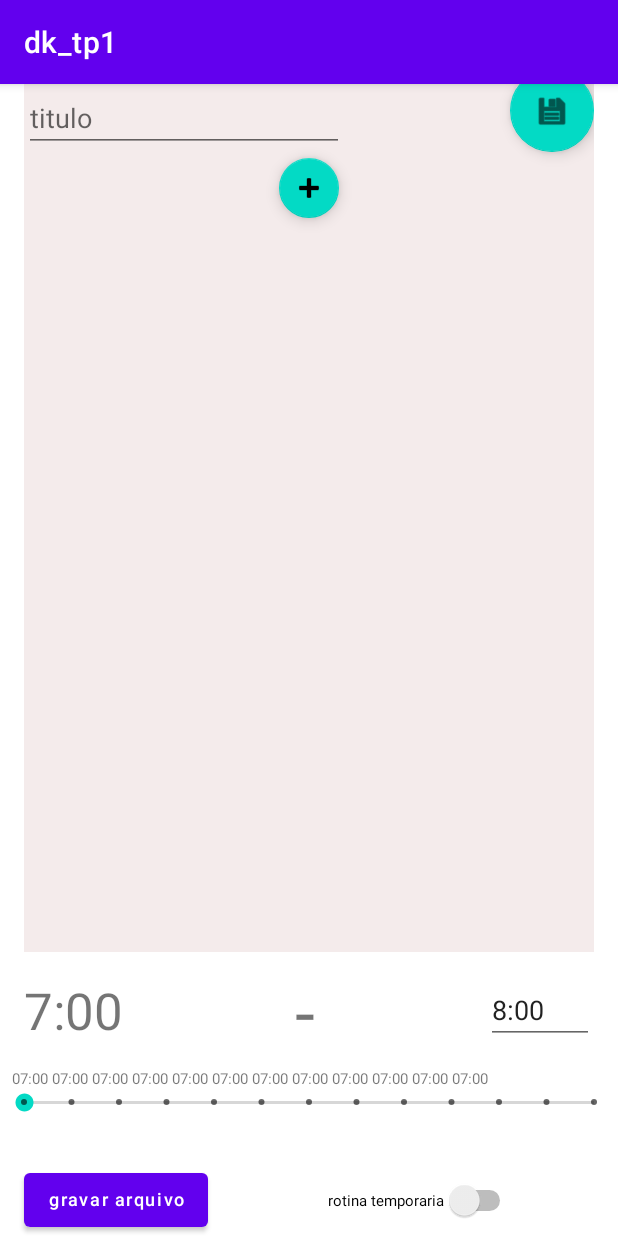
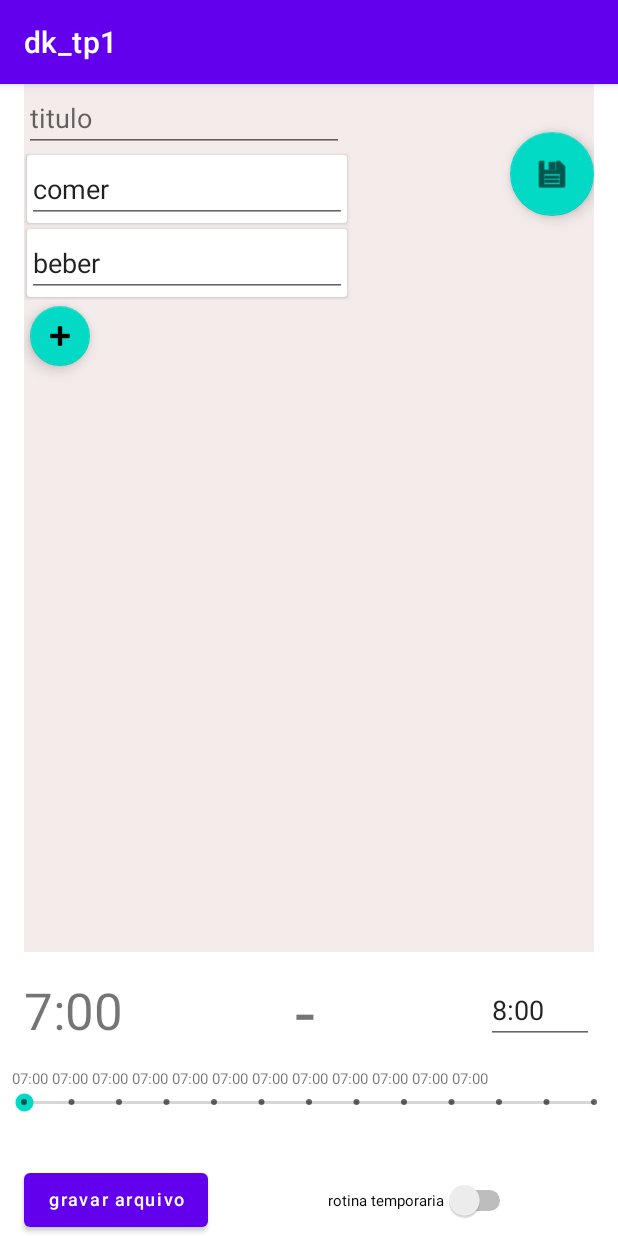
Before and after one commit to ecrseer/liner-routiner-androidkotlin, an Android app: the screen it shows after launch (MainActivity), on a phone screen of 412 x 824 dp. Run offline under Robolectric (Android 15) with nearby library versions, the phone set to English and light mode, and no system bars; our stand-ins replace Room's generated code.

Commit message:
rotina recycler

```diff
--- a/app/src/main/java/br/infnet/dk_tp1/domain/Modelos.kt
+++ b/app/src/main/java/br/infnet/dk_tp1/domain/Modelos.kt
@@ -34,3 +34,7 @@ data class HorarioAndTarefa(
     val tarefa:Tarefa
 
 )
+
+data class MicroTarefa(
+    val idMicroTarefa: Long,
+    val descricao: String)
--- a/app/src/main/java/br/infnet/dk_tp1/service/ModelosRepository.kt
+++ b/app/src/main/java/br/infnet/dk_tp1/service/ModelosRepository.kt
@@ -31,6 +31,10 @@ class HorarioAndTarefaRepository(
     fun getTodosHorariosAndTarefasLiveData():Flow<List<HorarioAndTarefa>>{
         return daoHorarioTarefa.getHorariosAndTarefas()
     }
+    suspend fun limparTarefa(tarefa:Tarefa): Int {
+        val tarefaLimpa = Tarefa(tarefa.idTarefa,"","",tarefa.horarioId)
+        return daoTarefa.editar(tarefaLimpa)
+    }
 
 }
 
--- a/app/src/main/java/br/infnet/dk_tp1/ui/main/MainFragment.kt
+++ b/app/src/main/java/br/infnet/dk_tp1/ui/main/MainFragment.kt
@@ -31,6 +31,7 @@ import br.infnet.dk_tp1.databinding.MainFragmentBinding
 import br.infnet.dk_tp1.service.HorarioAndTarefaRepository
 import androidx.lifecycle.Observer
 import br.infnet.dk_tp1.ui.dialogs.MeuDatePickerDialog
+import com.google.android.material.snackbar.Snackbar
 import kotlinx.coroutines.coroutineScope
 import java.io.File
 import java.io.FileOutputStream
@@ -100,13 +101,11 @@ class MainFragment : Fragment(), DatePickerDialog.OnDateSetListener {
     override fun onViewCreated(view: View, savedInstanceState: Bundle?) {
         super.onViewCreated(view, savedInstanceState)
 
-        val now = Calendar.getInstance().timeInMillis;
-
         binding.btnGravar.setOnClickListener {
             val arquivo = File(requireContext()
                 .getExternalFilesDir(Environment.DIRECTORY_DCIM),"rotina.txt" )
             viewModel.gravarRotinasEmArquivo(arquivo)
-
+            Snackbar.make(it,"Gravando sua rotina em ${arquivo.absolutePath}",Snackbar.LENGTH_LONG+4242).show()
         }
 
 
@@ -197,7 +196,6 @@ class MainFragment : Fragment(), DatePickerDialog.OnDateSetListener {
                 }
             }
         })
-        //viewModel = ViewModelProvider(this).get(MainViewModel::class.java)
         val viw = binding.root
         return viw
 
@@ -215,7 +213,10 @@ class MainFragment : Fragment(), DatePickerDialog.OnDateSetListener {
                 }
 
                 override fun onSwiped(viewHolder: RecyclerView.ViewHolder, direction: Int) {
-                    //todo deletar
+
+                    val supostoIdTarefa = viewHolder.adapterPosition+1
+                    viewModel.limparTarefa(supostoIdTarefa.toLong())
+
 
                 }
             }).attachToRecyclerView(it as RecyclerView)
--- /dev/null
+++ b/app/src/main/java/br/infnet/dk_tp1/ui/tarefa/MicroTarefasRecyclerViewAdapter.kt
@@ -0,0 +1,57 @@
+package br.infnet.dk_tp1.ui.tarefa
+
+import android.view.LayoutInflater
+import android.view.ViewGroup
+import android.widget.EditText
+import android.widget.TextView
+import androidx.recyclerview.widget.RecyclerView
+import br.infnet.dk_tp1.databinding.MicrotarefaItemFragmentBinding
+import br.infnet.dk_tp1.domain.MicroTarefa
+
+class MicroTarefasRecyclerViewAdapter(
+    private var listaMicrotarefas: List<MicroTarefa>,
+    val funcaoParaClic:(Int)->Unit
+) : RecyclerView.Adapter<MicroTarefasRecyclerViewAdapter.ViewHolder>() {
+
+    fun mudarLista(novaListaMicrotarefas: List<MicroTarefa>){
+        listaMicrotarefas = novaListaMicrotarefas
+        notifyDataSetChanged()
+    }
+
+
+    override fun onCreateViewHolder(parent: ViewGroup, viewType: Int): ViewHolder {
+        val minhaBindingView = MicrotarefaItemFragmentBinding.inflate(
+            LayoutInflater.from(parent.context),
+            parent,
+            false)
+
+        val microtarefaViewHolder = ViewHolder(minhaBindingView,funcaoParaClic)
+
+        return microtarefaViewHolder
+
+    }
+
+
+    override fun onBindViewHolder(holder: ViewHolder, position: Int) {
+        val item = listaMicrotarefas[position]
+        holder.descricao.setText( item.descricao)
+
+    }
+
+    override fun getItemCount(): Int = listaMicrotarefas.size
+
+    inner class ViewHolder(binding: MicrotarefaItemFragmentBinding,funcaoDeClic:(Int)->Unit ) : RecyclerView.ViewHolder(binding.root) {
+        val descricao: EditText = binding.microtarefaDescricao
+        /*val fundo: FrameLayout = binding.itemImgContainer
+
+        init{
+            fundo.setOnClickListener {
+                funcaoDeClic(bindingAdapterPosition)
+            }*/
+        }
+
+        override fun toString(): String {
+            return super.toString() + " '"
+        }
+
+    }
--- a/app/src/main/java/br/infnet/dk_tp1/ui/tarefa/TarefaFragment.kt
+++ b/app/src/main/java/br/infnet/dk_tp1/ui/tarefa/TarefaFragment.kt
@@ -55,6 +55,7 @@ class TarefaFragment : Fragment() {
                 binding.txtTitulo.setText(it.nome)
             }
         })
+
         viewModel.status.observe(viewLifecycleOwner, Observer {
             it?.let{
                 println("--> $it")
@@ -77,12 +78,22 @@ class TarefaFragment : Fragment() {
 
     override fun onViewCreated(view: View, savedInstanceState: Bundle?) {
         super.onViewCreated(view, savedInstanceState)
+        viewModel.microTarefas.observe(viewLifecycleOwner, Observer {
+            it?.let{
+                with (binding.recyclerTodos){
+                    adapter = MicroTarefasRecyclerViewAdapter(it,{nmber->nmber})
+                }
+            }
+        })
 
         binding.fabSalvarTarefa.setOnClickListener {
             binding.txtTitulo?.text?.toString()?.let{
-                //viewModel.editarTarefa(it)
+
                 viewModel.editarTarefa(it)
             }
+        }
+        binding.fabAdicionaTodo.setOnClickListener{
+            viewModel.adicionarMicrotarefa()
         }
 
     }
--- a/app/src/main/java/br/infnet/dk_tp1/ui/tarefa/TarefaViewModel.kt
+++ b/app/src/main/java/br/infnet/dk_tp1/ui/tarefa/TarefaViewModel.kt
@@ -1,8 +1,8 @@
 package br.infnet.dk_tp1.ui.tarefa
 
 import androidx.lifecycle.*
+import br.infnet.dk_tp1.domain.MicroTarefa
 import br.infnet.dk_tp1.domain.Tarefa
-import br.infnet.dk_tp1.service.MeuAsyncTasker
 import br.infnet.dk_tp1.service.TarefaRepository
 import kotlinx.coroutines.launch
 
@@ -13,12 +13,17 @@ class TarefaViewModel(private val tarefaRepository: TarefaRepository,private val
             //tarefa.postValue(tarefaRepository.getTarefaById(idTarefa))
     val status=MutableLiveData<String>().apply{value=""}
 
-    val microTarefas = MutableLiveData<List<Tarefa>>(
+    val microTarefas = MutableLiveData<MutableList<MicroTarefa>>(
         mutableListOf(
-            Tarefa(1, "comer", "", 1),
-            Tarefa(2, "beber", "", 2)
+            MicroTarefa(1L, "comer"),
+            MicroTarefa(2L, "beber")
         )
     )
+    fun adicionarMicrotarefa(){
+        val novalista = microTarefas.value
+            novalista?.add(MicroTarefa(1L, ""))
+        microTarefas.postValue(novalista!!)
+    }
 
     fun editarTarefa(novoTitulo:String){
         tarefa.value?.let{
--- /dev/null
+++ b/app/src/main/res/layout/microtarefa_item_fragment.xml
@@ -0,0 +1,17 @@
+<?xml version="1.0" encoding="utf-8"?>
+<androidx.cardview.widget.CardView xmlns:android="http://schemas.android.com/apk/res/android"
+    xmlns:app="http://schemas.android.com/apk/res-auto"
+    xmlns:tools="http://schemas.android.com/tools"
+    android:layout_width="wrap_content"
+    android:layout_height="wrap_content"
+    android:layout_margin="2dp">
+
+
+    <EditText
+        android:id="@+id/microtarefa_descricao"
+        android:layout_width="wrap_content"
+        android:layout_height="wrap_content"
+        android:ems="10"
+        android:inputType="textPersonName" />
+
+</androidx.cardview.widget.CardView>
--- a/app/src/main/res/layout/tarefa_fragment.xml
+++ b/app/src/main/res/layout/tarefa_fragment.xml
@@ -22,6 +22,10 @@
         android:id="@+id/recycler_todos"
         android:layout_width="0dp"
         android:layout_height="wrap_content"
+        app:layoutManager="LinearLayoutManager"
+
+
+        tools:listitem="@layout/microtarefa_item_fragment"
         app:layout_constraintEnd_toStartOf="@+id/fab_salvar_tarefa"
         app:layout_constraintStart_toStartOf="parent"
         app:layout_constraintTop_toBottomOf="@+id/txt_titulo" />
@@ -33,7 +37,6 @@
         android:clickable="true"
         android:src="@android:drawable/ic_input_add"
         app:fabSize="mini"
-        app:layout_constraintEnd_toEndOf="parent"
         app:layout_constraintStart_toStartOf="parent"
         app:layout_constraintTop_toBottomOf="@+id/recycler_todos" />
 
@@ -41,9 +44,10 @@
         android:id="@+id/fab_salvar_tarefa"
         android:layout_width="wrap_content"
         android:layout_height="wrap_content"
+        android:layout_marginTop="32dp"
         android:clickable="true"
         android:src="@android:drawable/ic_menu_save"
-        app:layout_constraintBottom_toBottomOf="@+id/recycler_todos"
-        app:layout_constraintEnd_toEndOf="parent" />
+        app:layout_constraintEnd_toEndOf="parent"
+        app:layout_constraintTop_toTopOf="parent" />
 
 </androidx.constraintlayout.widget.ConstraintLayout>
```
Also changed, not shown: app/src/main/java/br/infnet/dk_tp1/ui/main/MainViewModel.kt (+17 -0 lines).
